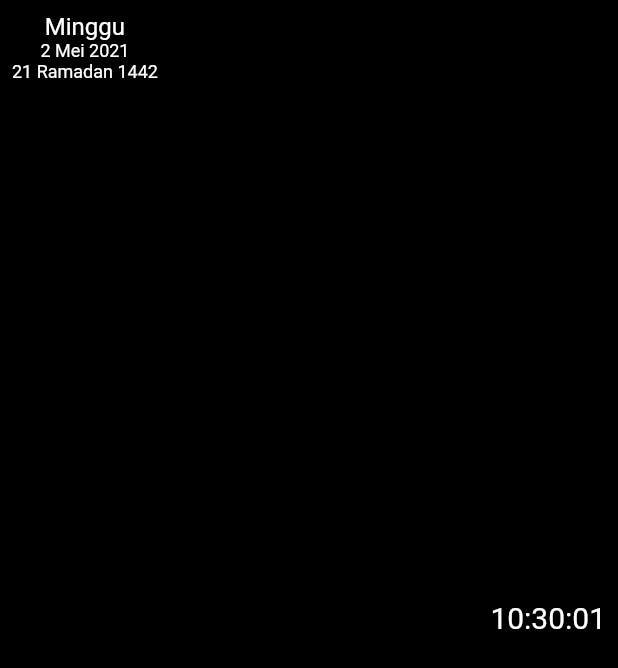
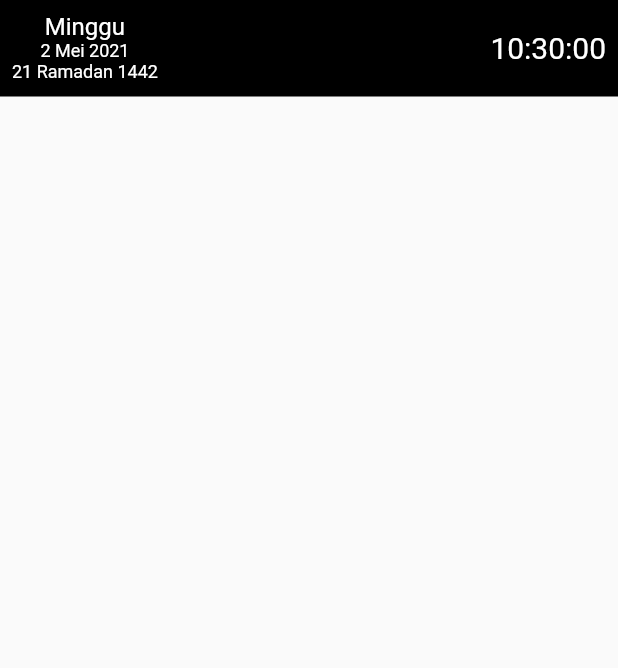
Before and after one commit to zain3ie/masjidtv, a Flutter app: the Header widget shown alone on an empty page, opened directly, on a phone screen of 412 x 824 dp. Shown: the top 668 px of the screen. Run offline on Flutter 3.47's test engine with Material 2 defaults, Android fonts, the phone set to English and light mode, and no system bars; our stand-ins replace carousel_slider, hijri, marquee, permission_handler, shared_preferences, sqflite; accounts and stored records are empty; statements that could not run were skipped.

Commit message:
setup banner and manifest

```diff
--- a/lib/views/main/components/header.dart
+++ b/lib/views/main/components/header.dart
@@ -11,15 +11,15 @@ class Header extends StatelessWidget {
 
     return Container(
       width: double.infinity,
+      height: 64.0,
       padding: EdgeInsets.all(8.0),
+      decoration: BoxDecoration(
         color: Colors.black,
+        border: Border.all(width: 0, color: Colors.black),
+      ),
       child: Row(
         children: [
-          StreamBuilder(
-            stream: Stream.periodic(const Duration(seconds: 1)),
-            builder: (context, snapshot) {
-              return Container(
-                child: Column(
+          Column(
             children: [
               Text(
                 DateFormat('EEEE', 'ID_id').format(DateTime.now()),
@@ -42,10 +42,7 @@ class Header extends StatelessWidget {
                   fontSize: 12.0,
                 ),
               ),
-                  ],
-                ),
-              );
-            }
+            ]
           ),
 
           Expanded(
@@ -70,18 +67,11 @@ class Header extends StatelessWidget {
             ),
           ),
 
-          Container(
-            child: StreamBuilder(
-              stream: Stream.periodic(const Duration(seconds: 1)),
-              builder: (context, snapshot) {
-                return Text(
+          Text(
             DateFormat('hh:mm:ss').format(DateTime.now()),
             style: TextStyle(
               color: Colors.white,
               fontSize: 20.0
-                  ),
-                );
-              },
             ),
           ),
         ],
```
Also changed, not shown: lib/main.dart (+7 -1 lines), lib/views/main/components/prayer_time.dart (+10 -20 lines), lib/views/main/components/running_text.dart (+5 -11 lines), lib/views/main/layouts/landscape.dart (+2 -11 lines), lib/views/main/layouts/portrait.dart (+2 -11 lines), lib/views/main/main_display.dart (+68 -10 lines), 3 other files. Lines whose indentation alone changed are shown as unchanged.
